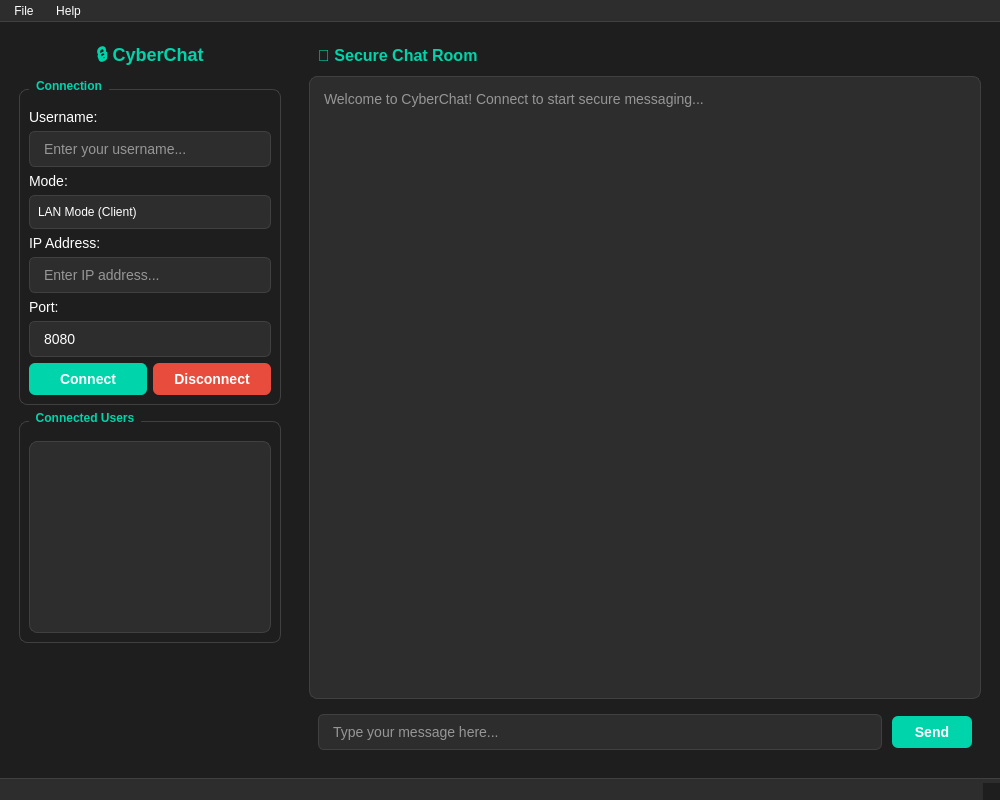
Old version of the form mainwindow.ui in the repository CyberNilsen/CyberChat.
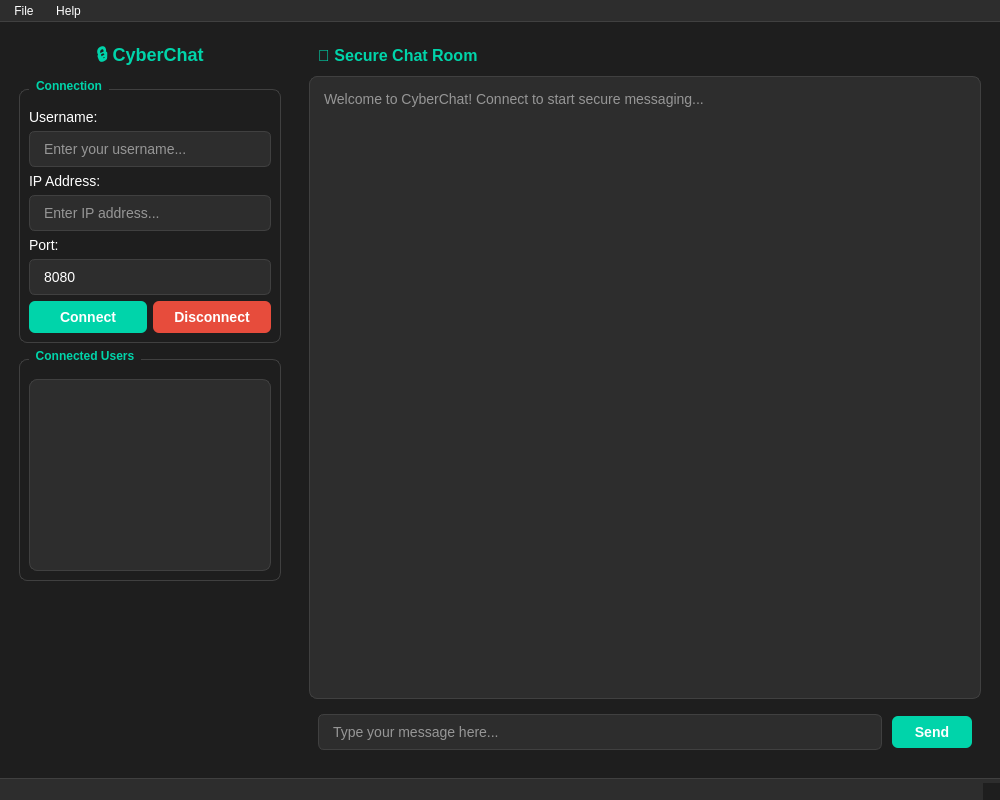
New version of the form. Icons and pictures are not drawn.

Commit message: Added comments explaining the code

```diff
--- a/mainwindow.ui
+++ b/mainwindow.ui
@@ -195,52 +195,6 @@
             </property>
            </widget>
           </item>
-          <item>
-           <widget class="QLabel" name="modeLabel">
-            <property name="text">
-             <string>Mode:</string>
-            </property>
-           </widget>
-          </item>
-          <item>
-           <widget class="QComboBox" name="modeComboBox">
-            <property name="styleSheet">
-             <string>QComboBox {
-    background-color: #2d2d2d;
-    border: 1px solid #404040;
-    border-radius: 6px;
-    padding: 8px;
-    color: #ffffff;
-}
-
-QComboBox::drop-down {
-    border: none;
-}
-
-QComboBox::down-arrow {
-    image: url(:/icons/arrow_down.png);
-    width: 12px;
-    height: 12px;
-}
-
-QComboBox QAbstractItemView {
-    background-color: #2d2d2d;
-    border: 1px solid #404040;
-    selection-background-color: #00d4aa;
-}</string>
-            </property>
-            <item>
-             <property name="text">
-              <string>LAN Mode (Client)</string>
-             </property>
-            </item>
-            <item>
-             <property name="text">
-              <string>WAN Mode (Client)</string>
-             </property>
-            </item>
-           </widget>
-          </item>
           <item>
            <widget class="QLabel" name="ipLabel">
             <property name="text">
```
Left out of the diff: 1 changed line with no effect on the pictures. The commit also changes 2 other files.
